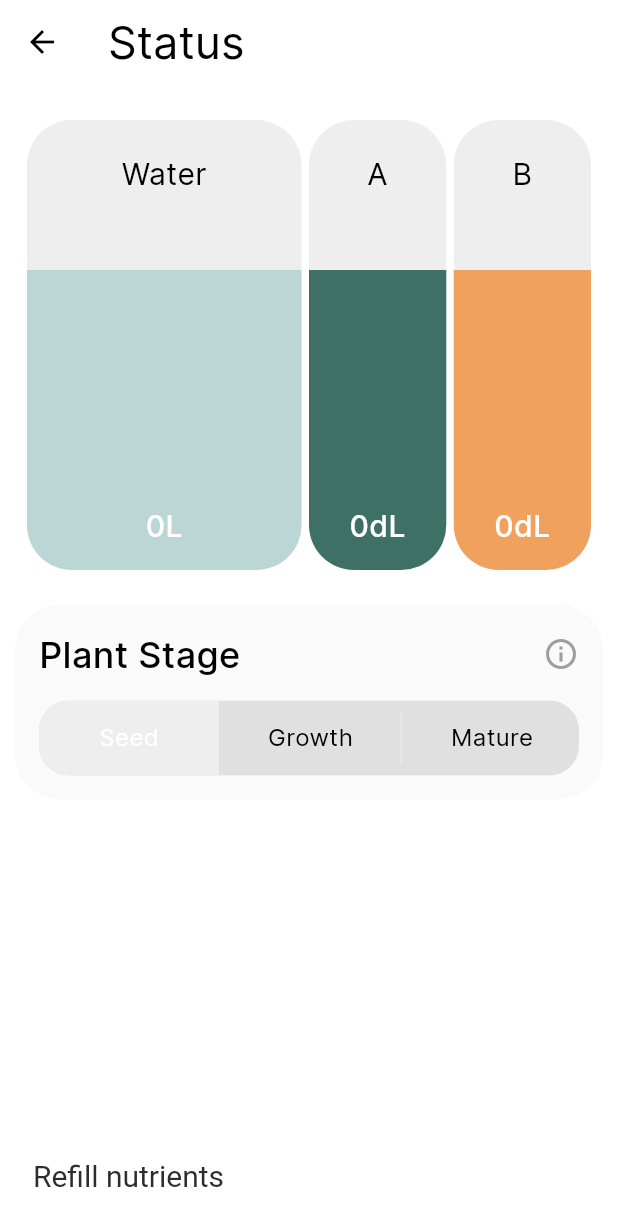
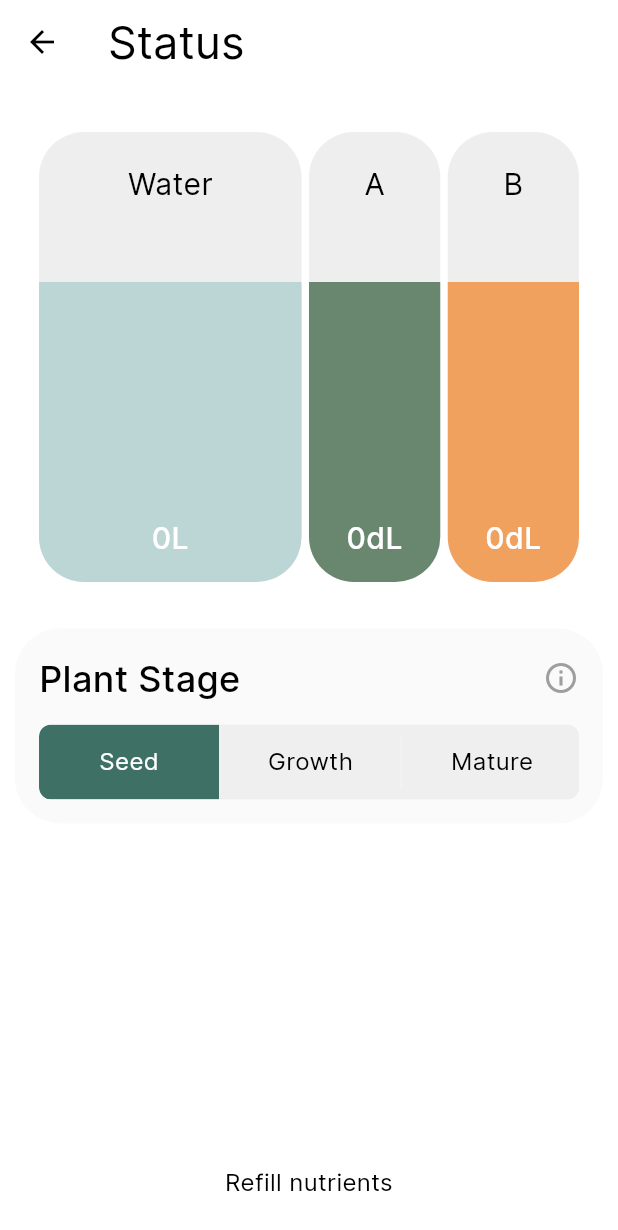
Before and after one commit to fatihmerickoc/vext_app, a Flutter app: the Water screen opened directly, on a phone screen of 412 x 824 dp. Shown: the top 1230 px of the screen. Run offline on Flutter 3.47's test engine with Material 3 defaults, Android fonts, the phone set to English and light mode, and no system bars; drawn by our look-alikes of toggle_switch; our stand-ins replace flutter_riverpod, flutter_svg, riverpod_annotation, supabase_flutter; missing offline and left inert: thingsboard_client; accounts and stored records are empty; generated files the repository leaves out were written again; network calls fail.

Commit message:
simplify code

```diff
--- a/lib/models/vext_model.dart
+++ b/lib/models/vext_model.dart
@@ -37,7 +37,7 @@ class VextModel {
     return VextModel(
       vext_id: json['serialNumber'],
       vext_network: json['ssid'],
-      vext_waterLevel: 23, //double.parse(json['waterVolume']).round(),
+      vext_waterLevel: json['waterVolume'] ?? 20,
       vext_lightBrightness: json['middleRightLedBrightness'],
       vext_turnOnTime: json['turnOnTime'],
       vext_turnOffTime: json['turnOffTime'],
--- a/lib/provider/vext_notifier.dart
+++ b/lib/provider/vext_notifier.dart
@@ -37,6 +37,7 @@ class VextNotifier extends _$VextNotifier {
     try {
       final jsonData = await _apiService.fetchDataForVextModel();
       final vext = VextModel.fromJson(jsonData);
+
       updateVext(vext);
     } catch (e) {
       print('Error fetching data: $e');
--- a/lib/screens/water.dart
+++ b/lib/screens/water.dart
@@ -1,6 +1,7 @@
 import 'package:flutter/material.dart';
 import 'package:flutter_riverpod/flutter_riverpod.dart';
 import 'package:toggle_switch/toggle_switch.dart';
+import 'package:vext_app/models/vext_model.dart';
 import 'package:vext_app/provider/vext_notifier.dart';
 import 'package:vext_app/styles/styles.dart';
 
@@ -12,23 +13,8 @@ class Water extends ConsumerStatefulWidget {
 }
 
 class _WaterState extends ConsumerState<Water> {
-  //method that builds a toggleswitch for the plantStageList (Seed - Growth - Mature)
-  Widget _plantStageList() {
-    return ToggleSwitch(
-      minWidth: 120,
-      minHeight: 50,
-      customTextStyles: const [Styles.body_text],
-      initialLabelIndex: 0,
-      totalSwitches: 3,
-      cornerRadius: 20,
-      inactiveBgColor: Colors.grey.shade300,
-      activeBgColor: [Colors.grey.shade200],
-      labels: const ['Seed', 'Growth', 'Mature'],
-    );
-  }
-
-  //method that produces boxes for different ingredients such as Water, Vitamin A and Vitamin B
-  Widget _statusBox({
+  // creates a box widget for displaying ingredient information
+  Widget _box({
     int flex = 1,
     required Color color,
     required String title,
@@ -44,9 +30,7 @@ class _WaterState extends ConsumerState<Water> {
             height: 300,
             decoration: BoxDecoration(
               color: Colors.grey.shade200,
-              borderRadius: const BorderRadius.all(
-                Radius.circular(30.0),
-              ),
+              borderRadius: const BorderRadius.all(Radius.circular(30.0)),
             ),
           ),
           Container(
@@ -62,7 +46,7 @@ class _WaterState extends ConsumerState<Water> {
               alignment: Alignment.bottomCenter,
               margin: const EdgeInsets.all(15.0),
               child: Text(
-                value.toString() + measureValue,
+                '$value$measureValue',
                 textAlign: TextAlign.center,
                 style: Styles.title_text.copyWith(
                   fontWeight: FontWeight.w500,
@@ -71,9 +55,8 @@ class _WaterState extends ConsumerState<Water> {
               ),
             ),
           ),
-          Container(
-            alignment: Alignment.center,
-            margin: const EdgeInsets.only(bottom: 250),
+          Positioned(
+            top: 20,
             child: Text(
               title,
               textAlign: TextAlign.center,
@@ -85,29 +68,21 @@ class _WaterState extends ConsumerState<Water> {
     );
   }
 
-  AlertDialog _alertDialog() {
-    return AlertDialog(
-      title: const Text(
-        'Refill Nutrients',
-        style: Styles.title_text,
-      ),
-      content: const Text(
-        'Set the estimated nutrient value',
-        style: Styles.body_text,
-      ),
-      actions: <Widget>[
-        TextButton(
-          onPressed: () => Navigator.pop(context, 'Cancel'),
-          child: const Text('Cancel'),
-        ),
-        TextButton(
-          onPressed: () => Navigator.pop(context, 'OK'),
-          child: const Text('Done'),
-        ),
-      ],
+  // creates a ToggleSwitch widget for selecting plant stages
+  Widget _plantStageList() {
+    return ToggleSwitch(
+      minWidth: 120,
+      minHeight: 50,
+      customTextStyles: const [Styles.body_text],
+      initialLabelIndex: 0,
+      totalSwitches: 3,
+      inactiveBgColor: Styles.grey,
+      activeBgColor: [Styles.muddyGreen],
+      labels: const ['Seed', 'Growth', 'Mature'],
     );
   }
 
+  // Creates an AlertDialog widget with information about plant stages
   AlertDialog _infoDialog() {
     return AlertDialog(
       shape: RoundedRectangleBorder(borderRadius: BorderRadius.circular(15.0)),
@@ -133,7 +108,7 @@ class _WaterState extends ConsumerState<Water> {
 
   @override
   Widget build(BuildContext context) {
-    final updatedVext = ref.read(vextNotifierProvider);
+    final updatedVext = ref.watch(vextNotifierProvider);
     return Scaffold(
       appBar: AppBar(
         title: const Text(
@@ -145,17 +120,29 @@ class _WaterState extends ConsumerState<Water> {
         child: Padding(
           padding: const EdgeInsets.symmetric(horizontal: 10.0, vertical: 16.0),
           child: Column(
-            crossAxisAlignment: CrossAxisAlignment.start,
             children: [
-              Container(
-                padding: const EdgeInsets.all(8.0),
-                decoration: const BoxDecoration(
+              _buildIngredientBoxRow(updatedVext),
+              Styles.height_15,
+              _buildPlantStageContainer(),
+              const Spacer(),
+              _buildRefillNutrientsContainer(),
+            ],
+          ),
+        ),
+      ),
+    );
+  }
+
+  Widget _buildIngredientBoxRow(VextModel updatedVext) {
+    return Container(
+      padding: const EdgeInsets.all(16.0),
+      decoration: BoxDecoration(
         color: Colors.white,
-                  borderRadius: BorderRadius.all(Radius.circular(30.0)),
+        borderRadius: BorderRadius.circular(30.0),
       ),
       child: Row(
         children: [
-                    _statusBox(
+          _box(
             title: 'Water',
             measureValue: 'L',
             value: updatedVext.vext_waterLevel,
@@ -163,14 +150,14 @@ class _WaterState extends ConsumerState<Water> {
             flex: 2,
           ),
           Styles.width_5,
-                    _statusBox(
+          _box(
             title: 'A',
             measureValue: 'dL',
             value: 0,
-                      color: Styles.muddyGreen,
+            color: Styles.green,
           ),
           Styles.width_5,
-                    _statusBox(
+          _box(
             title: 'B',
             measureValue: 'dL',
             value: 0,
@@ -178,9 +165,11 @@ class _WaterState extends ConsumerState<Water> {
           ),
         ],
       ),
-              ),
-              Styles.height_15,
-              Container(
+    );
+  }
+
+  Widget _buildPlantStageContainer() {
+    return Container(
       height: 130,
       padding: const EdgeInsets.all(16.0),
       decoration: BoxDecoration(
@@ -188,15 +177,14 @@ class _WaterState extends ConsumerState<Water> {
         borderRadius: BorderRadius.circular(30),
       ),
       child: Column(
-                  crossAxisAlignment: CrossAxisAlignment.start,
+        crossAxisAlignment: CrossAxisAlignment.center,
         children: [
           Row(
             mainAxisAlignment: MainAxisAlignment.spaceBetween,
             children: [
               Text(
                 'Plant Stage',
-                          style: Styles.drawer_text
-                              .copyWith(fontWeight: FontWeight.w500),
+                style: Styles.drawer_text.copyWith(fontWeight: FontWeight.w500),
               ),
               InkWell(
                 onTap: () => showDialog<String>(
@@ -214,21 +202,21 @@ class _WaterState extends ConsumerState<Water> {
           _plantStageList(),
         ],
       ),
+    );
+  }
+
+  Widget _buildRefillNutrientsContainer() {
+    return Container(
+      width: 200,
+      padding: const EdgeInsets.all(8.0),
+      decoration: BoxDecoration(
+        color: Colors.white,
+        borderRadius: BorderRadius.circular(10.0),
       ),
-              const Spacer(),
-              TextButton(
-                onPressed: () => showDialog<String>(
-                  context: context,
-                  builder: (context) => _alertDialog(),
-                ),
-                child: Text(
+      child: const Text(
         'Refill nutrients',
-                  style: Styles.title_text.copyWith(color: Styles.ligthBlack),
-                ),
-              ),
-            ],
-          ),
-        ),
+        textAlign: TextAlign.center,
+        style: Styles.body_text,
       ),
     );
   }
```
Lines whose indentation alone changed are shown as unchanged.
